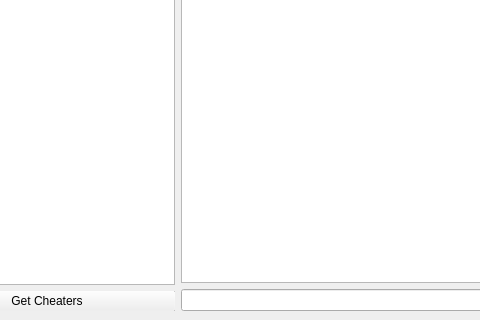
This is checker.ui in Ace0320/CheatChecker as Qt 5 draws it before an edit; both pictures show x 90 to 570 and y 400 to 720 of the 1080 by 720 pixel window. The edited form follows.
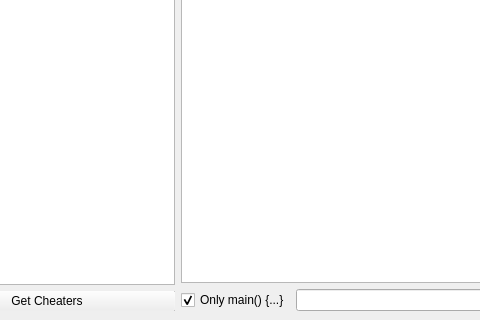
This is the edited form.

Commit message: Added a checkbox to check only main() {...} or everything

What changed in the file:
```diff
--- a/checker.ui
+++ b/checker.ui
@@ -115,6 +115,16 @@
       </item>
       <item>
        <layout class="QHBoxLayout" name="folderLayout">
+        <item>
+         <widget class="QCheckBox" name="mainCheckBox">
+          <property name="text">
+           <string>Only main() {...}</string>
+          </property>
+          <property name="checked">
+           <bool>true</bool>
+          </property>
+         </widget>
+        </item>
         <item>
          <widget class="QLineEdit" name="folderEdit"/>
         </item>
```
Left out of the diff: 4 changed lines with no effect on the pictures.
